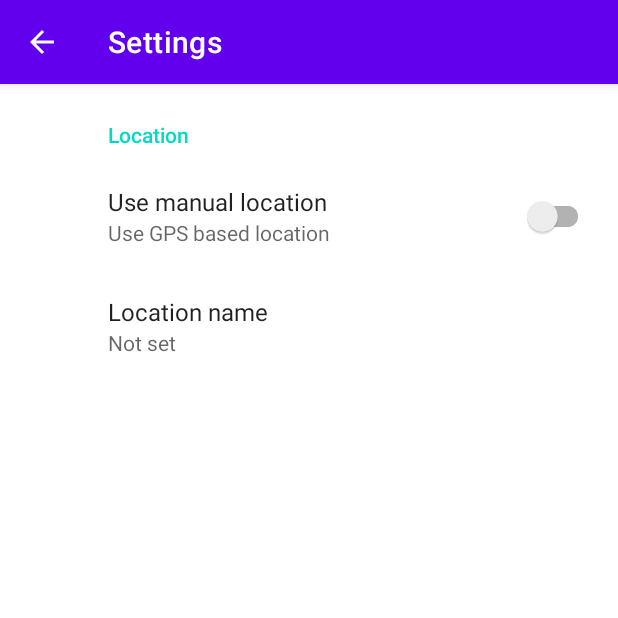
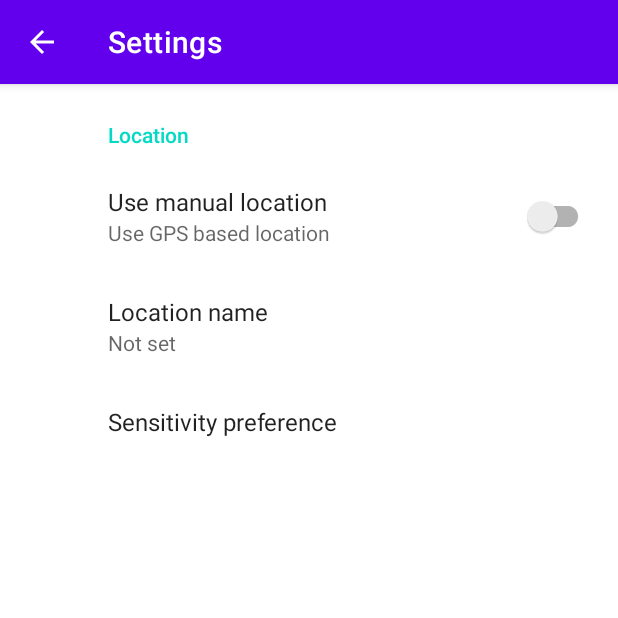
Before and after one commit to jeppevinkel/WeatherApp, an Android app: the screen it shows after launch (SettingsActivity), in the options menu, after a tap on "Settings", on a phone screen of 412 x 824 dp, the top half of it. Run offline under Robolectric (Android 15) with nearby library versions, the phone set to English and light mode, and no system bars; our stand-ins replace Room's generated code, Volley, androidx.preference.

Commit message:
Add heat sensitivity setting

```diff
--- a/app/src/main/java/com/jeppdev/weatherapp/viewmodels/FuzzyViewModel.kt
+++ b/app/src/main/java/com/jeppdev/weatherapp/viewmodels/FuzzyViewModel.kt
@@ -1,12 +1,18 @@
 package com.jeppdev.weatherapp.viewmodels
 
 import android.app.Application
+import android.util.Log
 import androidx.lifecycle.AndroidViewModel
+import androidx.preference.PreferenceManager
 import com.jeppdev.weatherapp.R
 import com.jeppdev.weatherapp.database.WeatherData
 import java.lang.StringBuilder
 
 class FuzzyViewModel(application: Application) : AndroidViewModel(application) {
+
+    val preferences = PreferenceManager.getDefaultSharedPreferences(application)
+    val resources = application.resources
+
     private val fuzzyWeatherValue = arrayOf(
             application.getString(R.string.frigid),
             application.getString(R.string.freezing),
@@ -118,7 +124,7 @@ class FuzzyViewModel(application: Application) : AndroidViewModel(application) {
         var iCanGoOutside = true
 
         for (i in hazardousWeather)
-            iCanGoOutside = iCanGoOutside && !(i == weatherData.weatherId)
+            iCanGoOutside = iCanGoOutside && i != weatherData.weatherId
 
 
         if (iCanGoOutside) {
@@ -126,7 +132,7 @@ class FuzzyViewModel(application: Application) : AndroidViewModel(application) {
 
             // get weather temperature
             val fuzzyTemperature = fuzzyWeatherValue[getFuzzyIndex(weatherData.feelsLike - 273.15)]
-            fuzzyText.append(fuzzyTemperature + ". ")
+            fuzzyText.append("$fuzzyTemperature. ")
 
             //get clothing
             fuzzyText.append(getApplication<Application>().getString(R.string.consider).capitalize() + ' ')
@@ -157,6 +163,10 @@ class FuzzyViewModel(application: Application) : AndroidViewModel(application) {
     }
 
     private fun getFuzzyIndex(temperature: Double) : Int {
+
+        val sensitivity = preferences.getString(resources.getString(R.string.temperature_sensitivity_key), "cold_resistant")
+        when(sensitivity){
+            "heat_resistant" ->{
                 if (temperature <= -3.25)//frigid
                     return 0
                 else if (-3.25 < temperature && temperature <= 3.13) //freezing
@@ -176,6 +186,29 @@ class FuzzyViewModel(application: Application) : AndroidViewModel(application) {
                 else
                     return -1 //error should never reach this point
             }
+            "cold_resistant" ->{
+                if (temperature <= -6)//frigid
+                    return 0
+                else if (-6 < temperature && temperature <= -0.25) //freezing
+                    return 1
+                else if (0.25 < temperature && temperature <= 8.38) //cold
+                    return 2
+                else if (8.38 < temperature && temperature <= 16.75) //cool
+                    return 3
+                else if (16.75 < temperature && temperature <= 22.75) //mild
+                    return 4
+                else if (22.75 < temperature && temperature <= 38.75) //warm
+                    return 5
+                else if (38.75 < temperature && temperature <= 34.75) //hot
+                    return 6
+                else if (34.75 < temperature) //sweltering
+                    return 7
+                else
+                    return -1 //error should never reach this point
+            }
+        }
+        return -1 //error should never reach this point
+    }
 
     private fun getClothing(temperature: Double) : String {
         var returnString = ""
@@ -186,7 +219,6 @@ class FuzzyViewModel(application: Application) : AndroidViewModel(application) {
             returnString = returnString + arrayOfClothing[index] + ", "
         }
         returnString += arrayOfClothing[listSize-2] + " " + andString + " " + arrayOfClothing[listSize-1]
-        returnString = returnString
         return returnString
 
     }
--- a/app/src/main/res/values/arrays.xml
+++ b/app/src/main/res/values/arrays.xml
@@ -9,4 +9,16 @@
         <item>reply</item>
         <item>reply_all</item>
     </string-array>
+
+    <string-array name="weather_mode_value">
+        <item>cold_resistant</item>
+        <item>heat_resistant</item>
+    </string-array>
+
+    <string-array name="weather_mode_entries">
+        <item>cold resistant</item>
+        <item>heat resistant</item>
+    </string-array>
+
+
 </resources>
--- a/app/src/main/res/values/keys.xml
+++ b/app/src/main/res/values/keys.xml
@@ -5,4 +5,5 @@
 
     <string name="location_name_key">location_name</string>
     <string name="manual_location_key">manual_location</string>
+    <string name="temperature_sensitivity_key">temperature_sensitivity</string>
 </resources>
--- a/app/src/main/res/xml/root_preferences.xml
+++ b/app/src/main/res/xml/root_preferences.xml
@@ -1,4 +1,5 @@
-<PreferenceScreen xmlns:app="http://schemas.android.com/apk/res-auto">
+<PreferenceScreen xmlns:android="http://schemas.android.com/apk/res/android"
+    xmlns:app="http://schemas.android.com/apk/res-auto">
 
     <PreferenceCategory app:title="@string/location_header_settings">
 
@@ -14,5 +15,11 @@
             app:useSimpleSummaryProvider="true" />
 
     </PreferenceCategory>
+    <ListPreference
+        android:defaultValue="cold_resistant"
+        android:entries="@array/weather_mode_entries"
+        android:entryValues="@array/weather_mode_value"
+        android:key="temperature_sensitivity"
+        android:title="Sensitivity preference"/>
 
 </PreferenceScreen>
```
Lines whose indentation alone changed are shown as unchanged.
